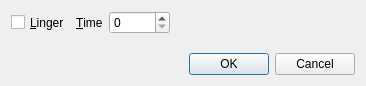
Qt form branches/trunk/UI/spot-on-listener-socket-options.ui (textbrowser/spot-on) before a commit.
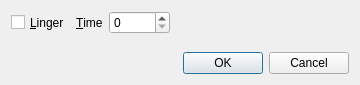
The same form after that commit. Icons and pictures are not drawn.

```diff
--- a/branches/trunk/UI/spot-on-listener-socket-options.ui
+++ b/branches/trunk/UI/spot-on-listener-socket-options.ui
@@ -6,8 +6,8 @@
    <rect>
     <x>0</x>
     <y>0</y>
-    <width>366</width>
-    <height>86</height>
+    <width>360</width>
+    <height>85</height>
    </rect>
   </property>
   <property name="windowIcon">
```
